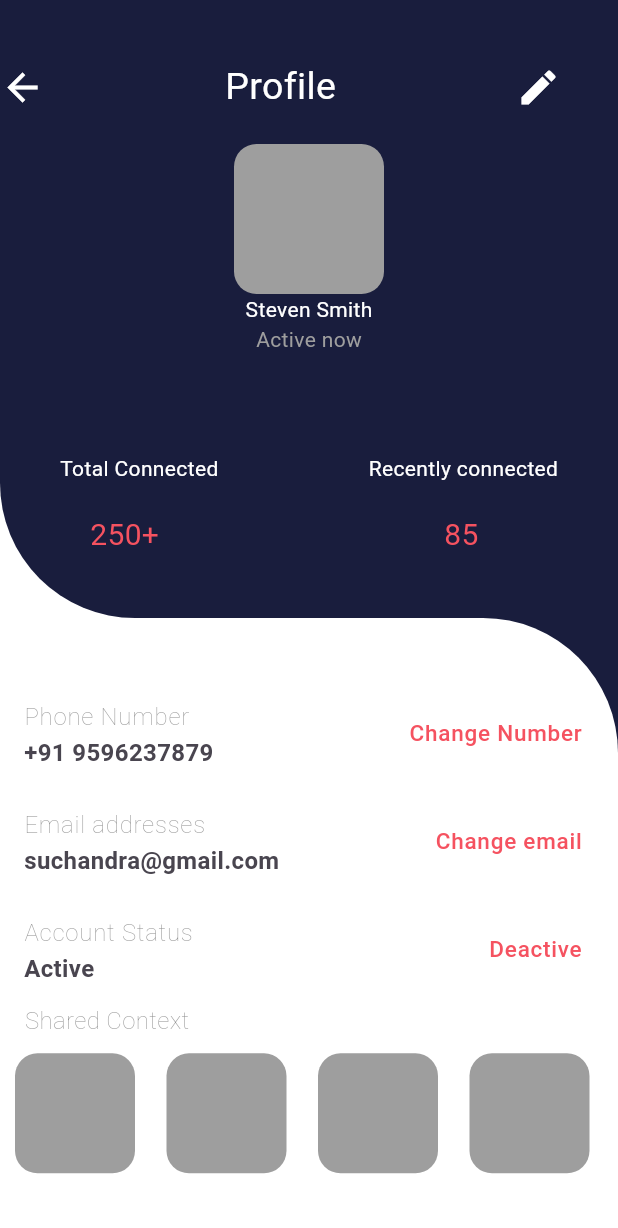
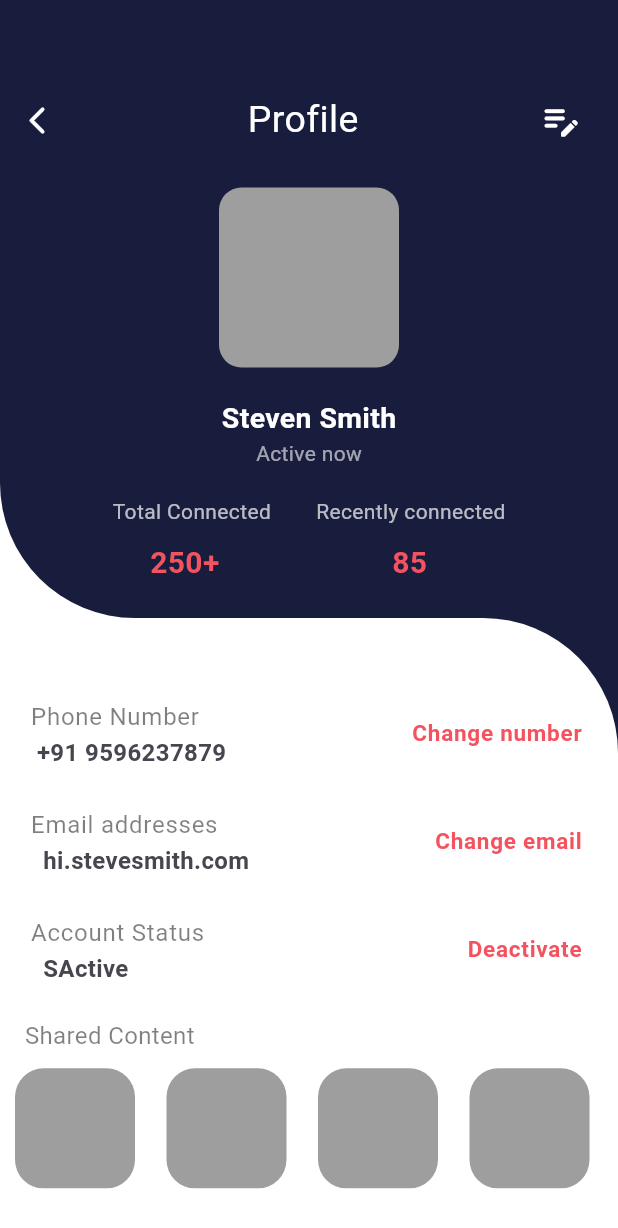
Before and after one commit to karthikeya-annamraju/iship_mini_project_131, a Flutter app: the Profile screen opened directly, on a phone screen of 412 x 824 dp. Shown: the top 1228 px of the screen. Run offline on Flutter 3.47's test engine with Material 3 defaults, Android fonts, the phone set to English and light mode, and no system bars; our stand-ins replace google_fonts.

Commit message:
modified profile page
modified profile page design

```diff
--- a/lib/pages/LoginPage.dart
+++ b/lib/pages/LoginPage.dart
@@ -1,5 +1,6 @@
 // ignore_for_file: prefer_const_constructors
 
+import 'package:chat_app/pages/profile.dart';
 import 'package:flutter/material.dart';
 import 'package:google_fonts/google_fonts.dart';
 
@@ -95,6 +96,9 @@ class _LoginPageState extends State<LoginPage> {
                     SizedBox(height: devHeight*(0.15/5),),
                     Center(
                       child: GestureDetector(
+                        onTap: (){
+                          Navigator.push(context, MaterialPageRoute(builder: (context)=>Profile()));
+                        },
                         child: Container(
                           height: devHeight*(0.34/5),
                           width: devWidth*(2.4/5),
--- a/lib/pages/profile.dart
+++ b/lib/pages/profile.dart
@@ -1,4 +1,7 @@
+// ignore_for_file: prefer_const_constructors, prefer_const_literals_to_create_immutables
+
 import 'package:flutter/material.dart';
+import 'package:chat_app/pages/get_started.dart';
 
 class Profile extends StatefulWidget {
   const Profile({super.key});
@@ -40,30 +43,47 @@ class _ProfileState extends State<Profile> {
             child: Column(
               children: [
                 SizedBox(
-                  height: 40,
+                  height: 55,
                 ),
                 Row(
                   children: [
-                    Icon(
-                      Icons.arrow_back,
-                      color: Colors.white,
-                      size: 30,
+                    Container(
+                      height: 50,
+                      width: 50,
+                      decoration: BoxDecoration(
+                        shape: BoxShape.circle,
+                        color: Colors.transparent,
+                      ),
+                      child: Icon(
+                        Icons.arrow_back_ios_rounded,
+                        color: Colors.white,
+                        size: 22,
+                      ),
                     ),
+
                     SizedBox(
-                      width: 120,
+                      width: 115,
                     ),
                     Text(
                       "Profile",
                       style: TextStyle(color: Colors.white, fontSize: 25),
                     ),
                     SizedBox(
-                      width: 120,
+                      width: 110,
                     ),
-                    Icon(
-                      Icons.edit,
-                      color: Colors.white,
-                      size: 30,
-                    )
+                    Container(
+                      height: 50,
+                      width: 50,
+                      decoration: BoxDecoration(
+                        shape: BoxShape.circle,
+                        color: Colors.transparent,
+                      ),
+                      child: Icon(
+                        Icons.edit_note_rounded,
+                        color: Colors.white,
+                        size: 29,
+                      ),
+                    ),
                   ],
                 ),
                 SizedBox(
@@ -77,8 +97,8 @@ class _ProfileState extends State<Profile> {
                         children: [
                           Container(
                             // margin: EdgeInsets.all(10),
-                            width: 100,
-                            height: 100,
+                            width: 120,
+                            height: 120,
                             decoration: BoxDecoration(
                               color: Colors.grey,
                               borderRadius:
@@ -88,16 +108,18 @@ class _ProfileState extends State<Profile> {
                               //     fit: BoxFit.cover)
                             ),
                           ),
+                          SizedBox(height: 20,),
                           Center(
                             child: Text(
                               'Steven Smith',
-                              style: TextStyle(color: Colors.white),
+                              style: TextStyle(color: Colors.white,
+                              fontWeight: FontWeight.bold, fontSize: 19),
                             ),
                           ),
                           Center(
                             child: Text(
                               'Active now',
-                              style: TextStyle(color: Colors.grey),
+                              style: TextStyle(color: Colors.white60),
                             ),
                           ),
                         ],
@@ -108,41 +130,42 @@ class _ProfileState extends State<Profile> {
                 Row(
                   children: [
                     SizedBox(
-                      width: 40,
+                      width: 75,
                     ),
                     Text(
                       "Total Connected",
-                      style: TextStyle(color: Colors.white),
+                      style: TextStyle(color: Colors.white70),
                     ),
+                    SizedBox(
+                      width: 30,
+                    ),
+                    Text(
+                      'Recently connected',
+                      style: TextStyle(color: Colors.white70),
+                    ),
+                  ],
+                ),
+                SizedBox(
+                  height: 10,
+                ),
+                Row(
+                  children: [
                     SizedBox(
                       width: 100,
                     ),
                     Text(
-                      'Recently connected',
-                      style: TextStyle(color: Colors.white),
-                    ),
-                  ],
-                ),
-                SizedBox(
-                  height: 20,
-                ),
-                Row(
-                  children: [
-                    SizedBox(
-                      width: 60,
-                    ),
-                    Text(
                       "250+",
-                      style: TextStyle(color: Color(0xFFf55260), fontSize: 20),
+                      style: TextStyle(color: Color(0xFFf55260), fontSize: 20, fontWeight: FontWeight.bold),
                     ),
                     SizedBox(
-                      width: 190,
+                      width: 115,
                     ),
                     Text(
                       '85',
                       style: TextStyle(
                         color: Color(0xFFf55260),
                         fontSize: 20,
+                          fontWeight: FontWeight.bold
                       ),
                     ),
                   ],
@@ -169,61 +192,62 @@ class _ProfileState extends State<Profile> {
                   ),
                   ListTile(
                     title: Text(
-                      "Phone Number",
+                      " Phone Number",
                       style: TextStyle(
-                          fontWeight: FontWeight.w200,
+                          fontWeight: FontWeight.normal,
                           color: Colors.black.withOpacity(0.5)),
                     ),
                     subtitle: Text(
-                      "+91 9596237879",
+                      "  +91 9596237879",
                       style:
                           TextStyle(fontWeight: FontWeight.bold, fontSize: 16),
                     ),
                     trailing: Text(
-                      "Change Number",
-                      style: TextStyle(color: Color(0xFFf55260), fontSize: 15),
+                      "Change number",
+                      style: TextStyle(color: Color(0xFFf55260), fontSize: 15, fontWeight: FontWeight.bold),
                     ),
                   ),
                   ListTile(
                     title: Text(
-                      "Email addresses",
+                      " Email addresses",
                       style: TextStyle(
-                          fontWeight: FontWeight.w200,
+                          fontWeight: FontWeight.normal,
                           color: Colors.black.withOpacity(0.5)),
                     ),
                     subtitle: Text(
-                      "suchandra@gmail.com",
+                      "   hi.stevesmith.com",
                       style:
                           TextStyle(fontWeight: FontWeight.bold, fontSize: 16),
                     ),
                     trailing: Text(
                       "Change email",
-                      style: TextStyle(color: Color(0xFFf55260), fontSize: 15),
+                      style: TextStyle(color: Color(0xFFf55260), fontSize: 15, fontWeight: FontWeight.bold),
                     ),
                   ),
                   ListTile(
                     title: Text(
-                      "Account Status",
+                      " Account Status",
                       style: TextStyle(
-                          fontWeight: FontWeight.w200,
+                          fontWeight: FontWeight.normal,
                           color: Colors.black.withOpacity(0.5)),
                     ),
                     subtitle: Text(
-                      "Active",
+                      "   SActive",
                       style:
                           TextStyle(fontWeight: FontWeight.bold, fontSize: 16),
                     ),
                     trailing: Text(
-                      "Deactive",
-                      style: TextStyle(color: Color(0xFFf55260), fontSize: 15),
+                      "Deactivate",
+                      style: TextStyle(color: Color(0xFFf55260), fontSize: 15, fontWeight: FontWeight.bold),
                     ),
                   ),
+                  SizedBox(height: 10,),
                   Container(
                       padding: EdgeInsets.only(left: width * (0.04)),
                       child: Text(
-                        "Shared Context",
+                        "Shared Content",
                         style: TextStyle(
-                            fontWeight: FontWeight.w200,
+                            fontWeight: FontWeight.normal,
                             color: Colors.black.withOpacity(0.5),
                             fontSize: 16),
                       )),
@@ -231,7 +255,8 @@ class _ProfileState extends State<Profile> {
                     height: 150,
                     child: ListView.separated(
                       scrollDirection: Axis.horizontal,
-                      itemCount: 10,
+                      // itemCount: 10,
+                      itemCount: 6,
                       itemBuilder: (context, index) {
                         return Column(
                           children: [
@@ -242,7 +267,7 @@ class _ProfileState extends State<Profile> {
                               decoration: BoxDecoration(
                                 color: Colors.grey,
                                 borderRadius:
-                                    BorderRadius.all(Radius.circular(15)),
+                                    BorderRadius.all(Radius.circular(19)),
                                 // image: DecorationImage(
                                 //     image: NetworkImage(leading1[index % 10]),
                                 //     fit: BoxFit.cover)
```
